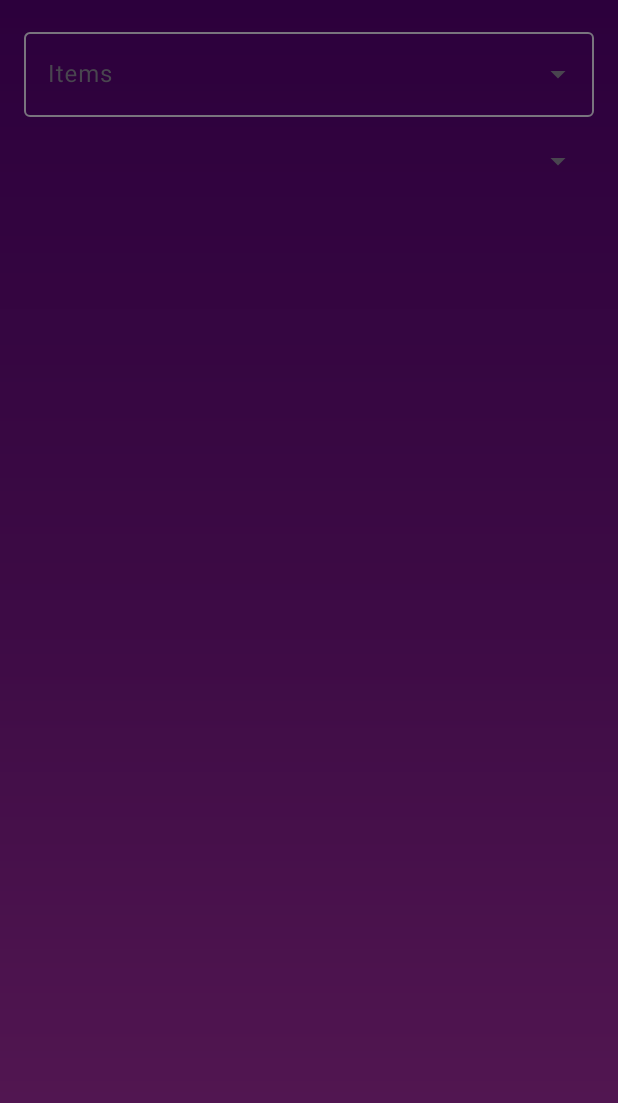
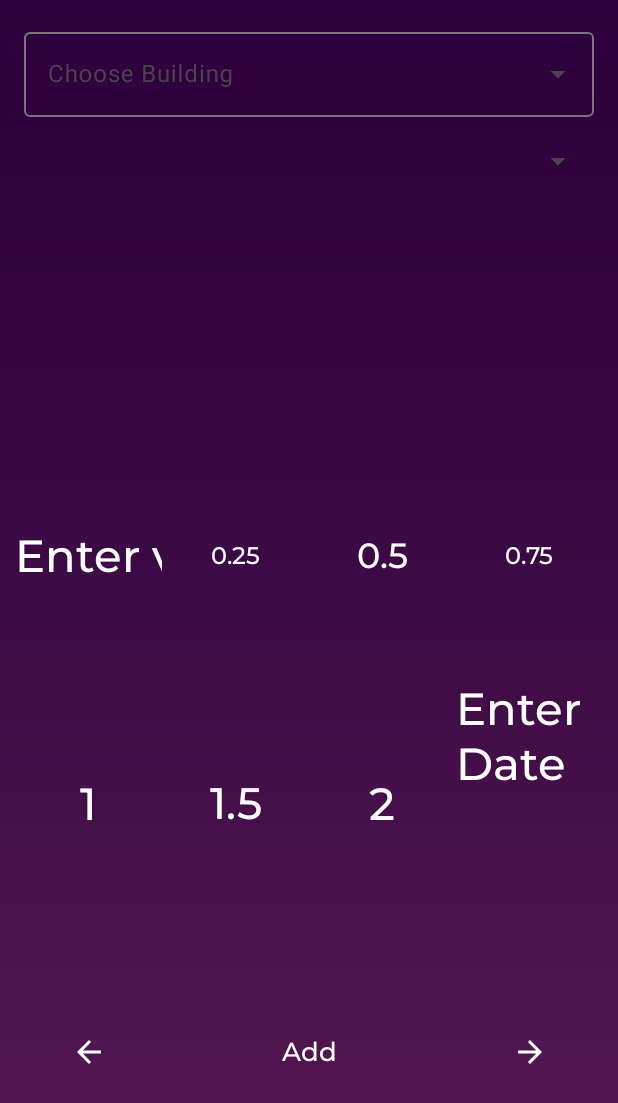
Before and after one commit to tarunj292/MilkManager, an Android app: the layout activity_customer_milk_entry.xml on its own in the app's theme, with its tools: preview values and no code run, on a phone screen of 412 x 824 dp. Shown: the top 1103 px of the screen. Run offline under Robolectric (Android 15) with nearby library versions, the phone set to English and light mode, and no system bars.

```diff
--- a/app/src/main/java/com/example/milkmanager/CustomerMilkEntry.kt
+++ b/app/src/main/java/com/example/milkmanager/CustomerMilkEntry.kt
@@ -96,7 +96,7 @@ class CustomerMilkEntry : AppCompatActivity() {
         recyclerView.adapter = entriesAdapter
 
 
-//        below code from line 96 to 119 never executes because of no change in database customer name in real time
+//        below code from line 99 to 123 never executes because of no change in database customer name in real time
         mDbRef.addValueEventListener(object : ValueEventListener {
             override fun onDataChange(monthSnap: DataSnapshot) {
                 entriesHashMap.clear()
@@ -155,7 +155,7 @@ class CustomerMilkEntry : AppCompatActivity() {
         binding.btnQty.setOnClickListener {
             val txtQty = binding.txtQty.text.toString()
             if(txtQty.isNotEmpty()){
-                if (txtDate.isEmpty()) {
+                if (binding.txtDate.text.toString().isEmpty()) {
                     doEntry(txtQty, day)
                 } else {
                     doEntry(txtQty, txtDate)
--- a/app/src/main/java/com/example/milkmanager/EntriesAdapter.kt
+++ b/app/src/main/java/com/example/milkmanager/EntriesAdapter.kt
@@ -8,7 +8,7 @@ import androidx.recyclerview.widget.RecyclerView
 
 
 
-class EntriesAdapter(private val offersList: HashMap<String, String>, private val currentDate: String):
+class EntriesAdapter(private val entriesList: HashMap<String, String>, private val currentDate: String):
     RecyclerView.Adapter<EntriesAdapter.MyViewHolder>()
 {
     class MyViewHolder(itemView: View): RecyclerView.ViewHolder(itemView)
@@ -29,7 +29,7 @@ class EntriesAdapter(private val offersList: HashMap<String, String>, private va
 
     override fun onBindViewHolder(holder: MyViewHolder, position: Int) {
         // Sorting the entries of the HashMap by keys
-        val sortedEntries = offersList.entries.sortedBy { it.key }
+        val sortedEntries = entriesList.entries.sortedBy { it.key }
 
         // Getting the entry at the current position after sorting
         val entry = sortedEntries[position]
@@ -41,5 +41,5 @@ class EntriesAdapter(private val offersList: HashMap<String, String>, private va
 
 
 
-    override fun getItemCount() = offersList.size
+    override fun getItemCount() = entriesList.size
 }
--- a/app/src/main/res/layout/activity_customer_milk_entry.xml
+++ b/app/src/main/res/layout/activity_customer_milk_entry.xml
@@ -6,7 +6,6 @@
     android:layout_height="match_parent"
     android:background="@drawable/background"
     tools:context=".CustomerMilkEntry">
-
     <LinearLayout
         android:id="@+id/linearLayout"
         android:layout_width="match_parent"
@@ -14,7 +13,6 @@
         android:orientation="vertical"
         android:focusableInTouchMode="true"
         app:layout_constraintTop_toTopOf="parent">
-
         <com.google.android.material.textfield.TextInputLayout
             android:layout_width="match_parent"
             android:layout_height="wrap_content"
@@ -22,19 +20,15 @@
             android:layout_marginStart="16dp"
             android:layout_marginEnd="16dp"
             style="@style/Widget.Material3.TextInputLayout.OutlinedBox.ExposedDropdownMenu">
-
             <AutoCompleteTextView
                 android:id="@+id/buildName"
                 android:layout_width="match_parent"
                 android:layout_height="wrap_content"
-                android:hint="@string/item_label"
+                android:hint="Choose Building"
                 android:textColorHint="@color/white"
                 android:inputType="none"
                 tools:ignore="SpeakableTextPresentCheck" />
-
         </com.google.android.material.textfield.TextInputLayout>
-
-
         <com.google.android.material.textfield.TextInputLayout
             android:layout_width="match_parent"
             android:layout_height="wrap_content"
@@ -47,12 +41,11 @@
                 android:id="@+id/custName"
                 android:layout_width="match_parent"
                 android:layout_height="wrap_content"
-                android:hint="@string/item_label"
+                android:hint="Choose Flat"
                 android:textColorHint="@color/white"
                 android:inputType="none"
                 tools:ignore="SpeakableTextPresentCheck" />
         </com.google.android.material.textfield.TextInputLayout>
-
     </LinearLayout>
     <androidx.recyclerview.widget.RecyclerView
         android:id="@+id/entriesRecyclerView"
@@ -62,9 +55,7 @@
         android:fontFamily="@font/montserrat_medium"
         app:layout_constraintTop_toBottomOf="@+id/linearLayout"
         tools:layout_editor_absoluteX="20dp" />
-
     <GridLayout
-        android:visibility="gone"
         android:id="@+id/layoutMain"
         android:layout_width="match_parent"
         android:layout_height="0dp"
@@ -153,7 +144,6 @@
             android:fontFamily="@font/montserrat_medium"
             android:text="@string/_2"
             android:textSize="30sp" />
-
         <TextView
             android:id="@+id/txtDate"
             android:layout_width="0dp"
@@ -168,7 +158,6 @@
             android:textSize="30sp"
             android:clickable="true"
             android:focusable="true" />
-
         <ImageButton
             android:id="@+id/goBack"
             android:layout_width="0dp"
@@ -201,9 +190,5 @@
             android:background="@android:color/transparent"
             android:src="@drawable/go_forward"
             android:contentDescription="@string/go_forward"/>
-
-
-
     </GridLayout>
-
 </androidx.constraintlayout.widget.ConstraintLayout>
```
